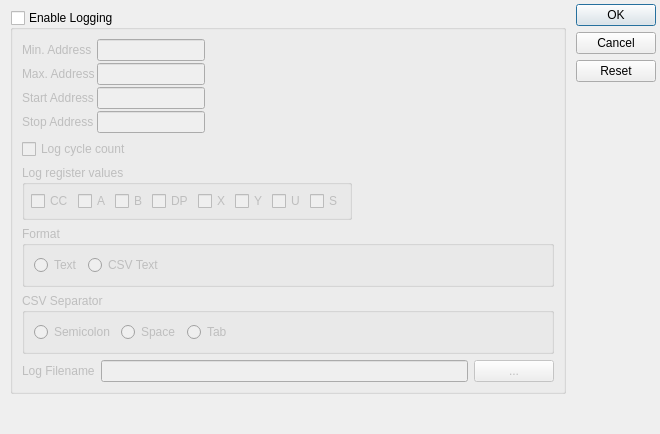
Qt form src/logfil.ui (aladur/flexemu) before a commit.
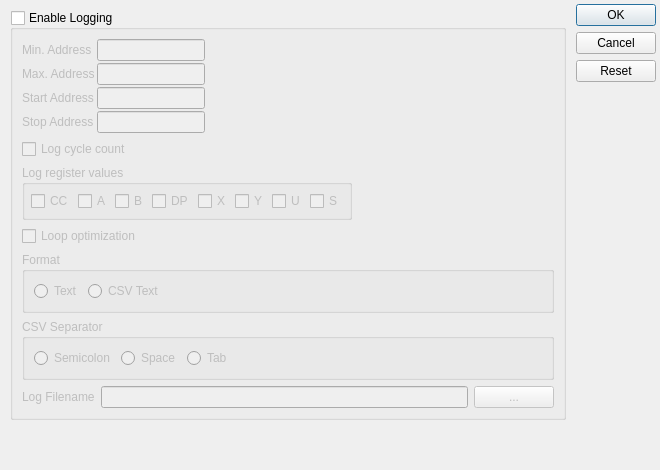
The same form after that commit.

Commit message:
flexemu CPU logging: Add loop optimization.
- Loop optimization detects repeated instruction sequences and prints them
  using an optimized syntax.

```diff
--- a/src/logfil.ui
+++ b/src/logfil.ui
@@ -10,7 +10,7 @@
     <x>0</x>
     <y>0</y>
     <width>660</width>
-    <height>434</height>
+    <height>470</height>
    </rect>
   </property>
   <property name="sizePolicy">
@@ -22,7 +22,7 @@
   <property name="minimumSize">
    <size>
     <width>540</width>
-    <height>430</height>
+    <height>470</height>
    </size>
   </property>
   <property name="windowTitle">
@@ -285,6 +285,13 @@
           </layout>
          </widget>
         </item>
+        <item>
+         <widget class="QCheckBox" name="c_loopOptimization">
+          <property name="text">
+           <string>Loop optimization</string>
+          </property>
+         </widget>
+        </item>
         <item>
          <widget class="QGroupBox" name="g_format">
           <property name="title">
```
The commit also changes 11 other files.
